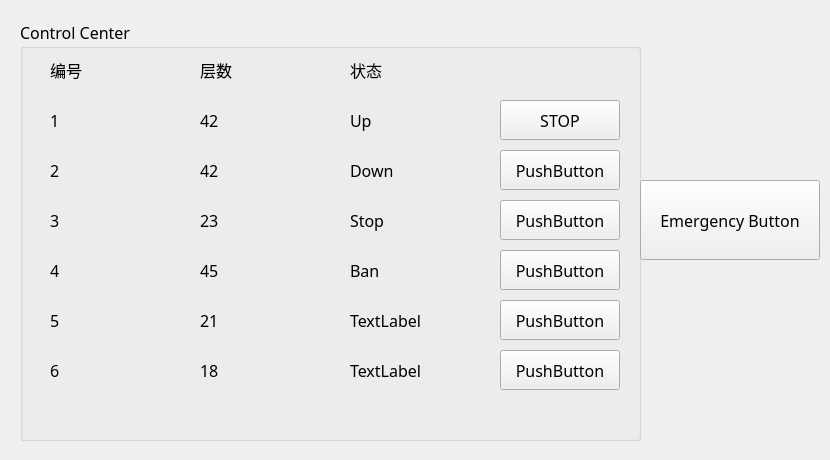
Above: src/controller.ui from BlackCheck/TC_OS_Homework-elevator_simulation before the change. Below: the same form after it.
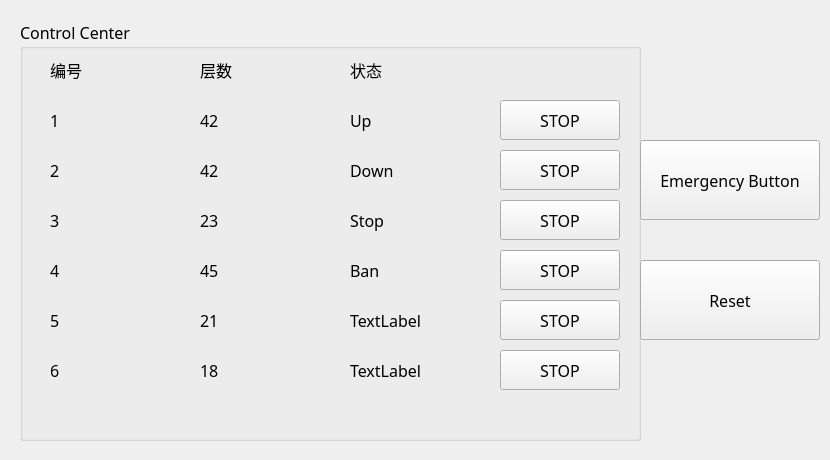
That is the form after the change.

What changed in the file:
```diff
--- a/src/controller.ui
+++ b/src/controller.ui
@@ -47,7 +47,7 @@
      </rect>
     </property>
     <property name="text">
-     <string>PushButton</string>
+     <string>STOP</string>
     </property>
    </widget>
    <widget class="QPushButton" name="pushButton_3">
@@ -60,7 +60,7 @@
      </rect>
     </property>
     <property name="text">
-     <string>PushButton</string>
+     <string>STOP</string>
     </property>
    </widget>
    <widget class="QPushButton" name="pushButton_4">
@@ -73,7 +73,7 @@
      </rect>
     </property>
     <property name="text">
-     <string>PushButton</string>
+     <string>STOP</string>
     </property>
    </widget>
    <widget class="QPushButton" name="pushButton_5">
@@ -99,7 +99,7 @@
      </rect>
     </property>
     <property name="text">
-     <string>PushButton</string>
+     <string>STOP</string>
     </property>
    </widget>
    <widget class="QLabel" name="label">
@@ -385,7 +385,7 @@
      </rect>
     </property>
     <property name="text">
-     <string>PushButton</string>
+     <string>STOP</string>
     </property>
    </widget>
   </widget>
@@ -393,7 +393,7 @@
    <property name="geometry">
     <rect>
      <x>640</x>
-     <y>180</y>
+     <y>140</y>
      <width>180</width>
      <height>80</height>
     </rect>
@@ -402,6 +402,19 @@
     <string>Emergency Button</string>
    </property>
   </widget>
+  <widget class="QPushButton" name="pushButton_8">
+   <property name="geometry">
+    <rect>
+     <x>640</x>
+     <y>260</y>
+     <width>180</width>
+     <height>80</height>
+    </rect>
+   </property>
+   <property name="text">
+    <string>Reset</string>
+   </property>
+  </widget>
  </widget>
  <resources/>
  <connections/>
```
